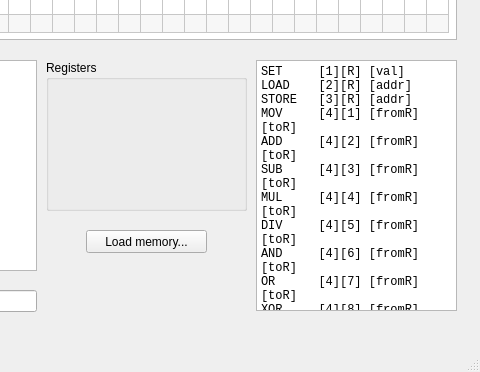
Qt form src/main.ui (Kracav4ik/schoty) before a commit; both pictures show x 294 to 774 and y 160 to 532 of the 774 by 532 pixel window.
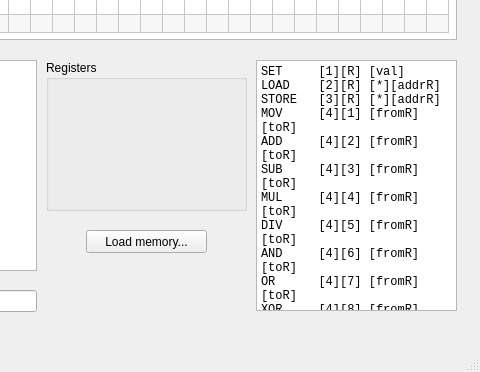
The same form after that commit. Custom widgets are drawn as their Qt base class.

Commit message: IN/OUT and LOAD/STORE use addresses in registers now

The edit to the form file:
```diff
--- a/src/main.ui
+++ b/src/main.ui
@@ -394,8 +394,8 @@
     </property>
     <property name="plainText">
      <string>SET     [1][R] [val]
-LOAD    [2][R] [addr]
-STORE   [3][R] [addr]
+LOAD    [2][R] [*][addrR]
+STORE   [3][R] [*][addrR]
 MOV     [4][1] [fromR][toR]
 ADD     [4][2] [fromR][toR]
 SUB     [4][3] [fromR][toR]
@@ -405,8 +405,8 @@
 OR      [4][7] [fromR][toR]
 XOR     [4][8] [fromR][toR]
 NOT     [4][9] [*][toR]
-IN      [5][1] [addr]
-OUT     [5][2] [addr]
+IN      [5][1] [*][addrR]
+OUT     [5][2] [*][addrR]
 CMP     [6][R] [aR][bR]
 JMP     [7][*] [addr]
 JZ      [8][R] [addr]
```
The commit also changes 9 other files.
